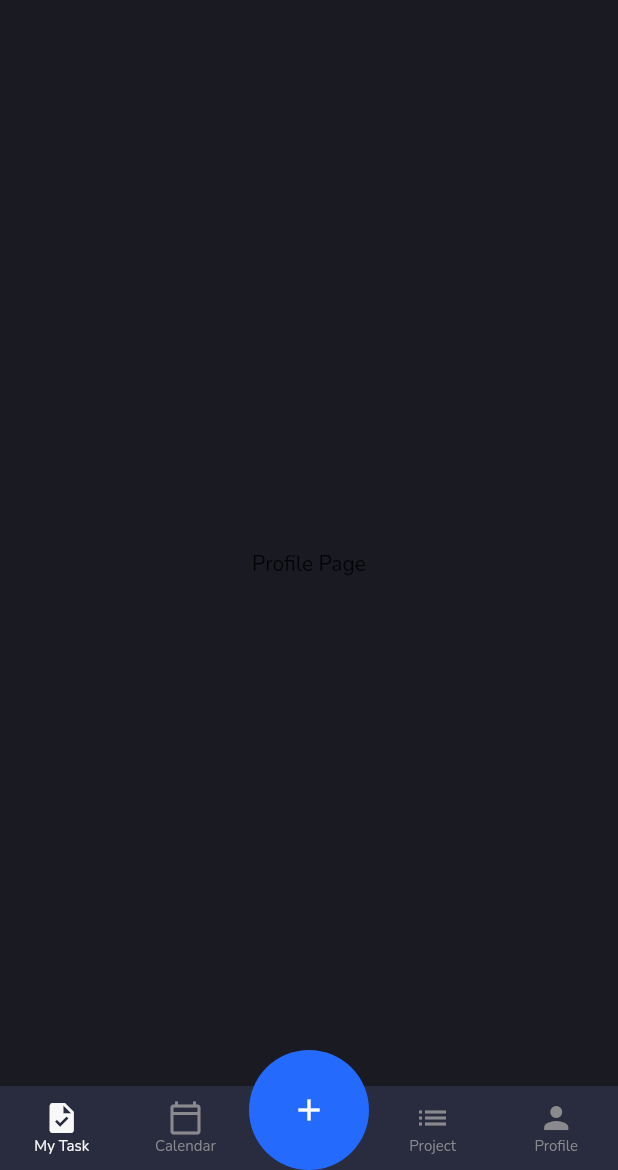
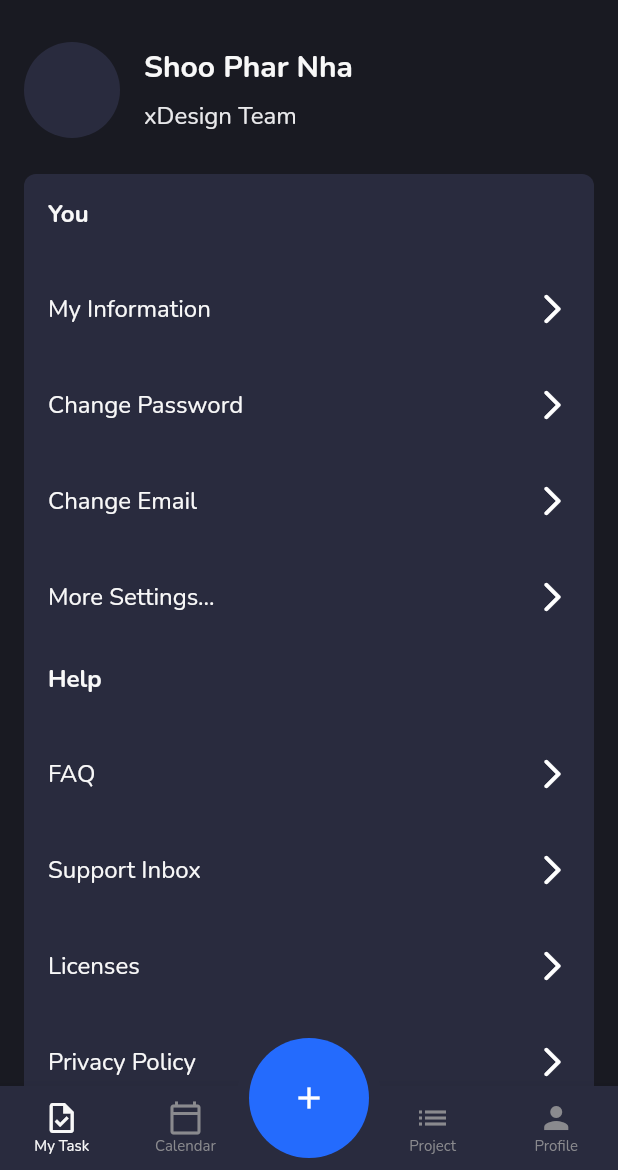
Before and after one commit to nayeemtby/taskman, a Flutter app: the screen it shows after launch, swiped to page 5, on a phone screen of 412 x 824 dp, the part 66-1236 px from its top. Run offline on Flutter 3.47's test engine with Material 2 defaults, Android fonts, the phone set to English and light mode, and no system bars; our stand-ins replace flutter_svg.

Commit message:
Finished profile page, added conditional sheet

```diff
--- a/lib/screens/home.dart
+++ b/lib/screens/home.dart
@@ -1,5 +1,6 @@
 import 'package:flutter/material.dart';
 import 'package:taskman/screens/calender_page.dart';
+import 'package:taskman/screens/components/buttons.dart';
 import 'package:taskman/screens/profile_page.dart';
 import 'package:taskman/screens/project_page.dart';
 import 'components/appbar.dart';
@@ -19,6 +20,12 @@ class HomeScreen extends StatefulWidget {
 class _HomeScreenState extends State<HomeScreen> {
   int _currentIndex = 0;
   late PageController _pageController;
+  final List<Widget?> _sheets = [
+    const AddTaskSheet(),
+    null,
+    null,
+    const AddProjectSheet()
+  ];
   @override
   void initState() {
     super.initState();
@@ -53,7 +60,8 @@ class _HomeScreenState extends State<HomeScreen> {
         unselectedLabelStyle: TxtTheme.caption2,
         unselectedItemColor: swatch.LabelColors.secondary,
         items: const [
-          BottomNavigationBarItem(label: "My Task", icon: Icon(Icons.task)),
+          BottomNavigationBarItem(
+              label: "My Task", icon: Icon(Icons.task_outlined)),
           BottomNavigationBarItem(
               label: "Calendar", icon: Icon(Icons.calendar_today_outlined)),
           BottomNavigationBarItem(
@@ -70,6 +78,13 @@ class _HomeScreenState extends State<HomeScreen> {
       ),
       floatingActionButton: Padding(
         padding: const EdgeInsets.only(top: 50),
+        child: Container(
+          height: 96,
+          width: 96,
+          decoration: BoxDecoration(
+              borderRadius: BorderRadius.circular(48),
+              color: swatch.SecondaryColors.mediumGray),
+          child: Center(
             child: Material(
               elevation: 0,
               borderRadius: BorderRadius.circular(40),
@@ -79,6 +94,7 @@ class _HomeScreenState extends State<HomeScreen> {
                     splashFactory: InkRipple.splashFactory,
                     borderRadius: BorderRadius.circular(40),
                     onTap: () {
+                      if (_currentIndex == 0 || _currentIndex == 3) {
                         showModalBottomSheet(
                             clipBehavior: Clip.hardEdge,
                             isScrollControlled: true,
@@ -87,7 +103,8 @@ class _HomeScreenState extends State<HomeScreen> {
                                     topLeft: Radius.circular(8),
                                     topRight: Radius.circular(8))),
                             context: context,
-                      builder: (context) => const AddTaskSheet());
+                            builder: (context) => _sheets[_currentIndex]!);
+                      }
                     },
                     child: const SizedBox(
                       height: 80,
@@ -97,6 +114,8 @@ class _HomeScreenState extends State<HomeScreen> {
                       ),
                     ));
               }),
+            ),
+          ),
         ),
       ),
       floatingActionButtonLocation:
@@ -110,12 +129,14 @@ class _HomeScreenState extends State<HomeScreen> {
                 verticalPadding: 12,
                 mainAxisAlignment: MainAxisAlignment.spaceBetween,
                 children: [
-                  Row(
+                  _currentIndex != 4
+                      ? Row(
                           mainAxisSize: MainAxisSize.min,
                           children: [
                             const CircleAvatar(
                               radius: 16,
-                        backgroundColor: swatch.SecondaryColors.mediumGray,
+                              backgroundColor:
+                                  swatch.SecondaryColors.mediumGray,
                             ),
                             const SizedBox(
                               width: 8,
@@ -130,8 +151,25 @@ class _HomeScreenState extends State<HomeScreen> {
                             ),
                             const Icon(Icons.keyboard_arrow_down_outlined)
                           ],
+                        )
+                      : BtnFlat(
+                          onTap: () {},
+                          child: Text(
+                            "My Profile",
+                            style: TxtTheme.calloutBold.copyWith(
+                                color: swatch.LabelColors.quarternary),
                           ),
-                  const Icon(Icons.search)
+                        ),
+                  _currentIndex != 4
+                      ? const Icon(Icons.search)
+                      : BtnFlat(
+                          onTap: () {},
+                          child: Text(
+                            "Sign Out",
+                            style: TxtTheme.calloutBold
+                                .copyWith(color: const Color(0xffff4343)),
+                          ),
+                        )
                 ]),
             const SizedBox(
               height: 16,
--- a/lib/screens/profile_page.dart
+++ b/lib/screens/profile_page.dart
@@ -1,4 +1,6 @@
 import 'package:flutter/material.dart';
+import 'package:taskman/screens/theme/textheme.dart';
+import 'theme/colortheme.dart' as swatch;
 
 class ProfilePage extends StatelessWidget {
   const ProfilePage({Key? key}) : super(key: key);
@@ -6,11 +8,137 @@ class ProfilePage extends StatelessWidget {
   @override
   Widget build(BuildContext context) {
     return Container(
+      width: double.infinity,
       padding: const EdgeInsets.symmetric(horizontal: 16),
-      width: double.infinity,
-      child: Center(
-        child: Text("Profile Page"),
+      child: Column(
+        crossAxisAlignment: CrossAxisAlignment.start,
+        children: [
+          Row(
+            mainAxisSize: MainAxisSize.min,
+            children: [
+              const CircleAvatar(
+                radius: 32,
+                backgroundColor: swatch.SecondaryColors.mediumGray,
+              ),
+              const SizedBox(
+                width: 16,
+              ),
+              Column(
+                mainAxisSize: MainAxisSize.min,
+                crossAxisAlignment: CrossAxisAlignment.start,
+                children: [
+                  Text(
+                    "Shoo Phar Nha",
+                    style: TxtTheme.titleSmall
+                        .copyWith(color: swatch.LabelColors.quarternary),
+                  ),
+                  const SizedBox(
+                    height: 8,
+                  ),
+                  Text(
+                    "xDesign Team",
+                    style: TxtTheme.calloutRegular
+                        .copyWith(color: swatch.FillColors.secondary),
+                  )
+                ],
+              )
+            ],
+          ),
+          const SizedBox(
+            height: 24,
+          ),
+          Expanded(
+              child: SingleChildScrollView(
+            physics: const BouncingScrollPhysics(),
+            child: Material(
+              color: swatch.SecondaryColors.mediumGray,
+              borderRadius: BorderRadius.circular(8),
+              child: Column(
+                crossAxisAlignment: CrossAxisAlignment.start,
+                children: [
+                  Padding(
+                    padding: const EdgeInsets.all(16),
+                    child: Text(
+                      "You",
+                      style: TxtTheme.calloutBold
+                          .copyWith(color: swatch.LabelColors.quarternary),
+                    ),
+                  ),
+                  const SizedBox(
+                    height: 8,
+                  ),
+                  const _Button(txt: "My Information"),
+                  const SizedBox(
+                    height: 8,
+                  ),
+                  const _Button(txt: "Change Password"),
+                  const SizedBox(
+                    height: 8,
+                  ),
+                  const _Button(txt: "Change Email"),
+                  const SizedBox(
+                    height: 8,
+                  ),
+                  const _Button(txt: "More Settings..."),
+                  Padding(
+                    padding: const EdgeInsets.all(16),
+                    child: Text(
+                      "Help",
+                      style: TxtTheme.calloutBold
+                          .copyWith(color: swatch.LabelColors.quarternary),
+                    ),
+                  ),
+                  const SizedBox(
+                    height: 8,
+                  ),
+                  const _Button(txt: "FAQ"),
+                  const SizedBox(
+                    height: 8,
+                  ),
+                  const _Button(txt: "Support Inbox"),
+                  const SizedBox(
+                    height: 8,
+                  ),
+                  const _Button(txt: "Licenses"),
+                  const SizedBox(
+                    height: 8,
+                  ),
+                  const _Button(txt: "Privacy Policy"),
+                ],
+              ),
+            ),
+          ))
+        ],
       ),
     );
   }
 }
+
+class _Button extends StatelessWidget {
+  final String txt;
+  final TextStyle? style;
+  const _Button({Key? key, required this.txt, this.style}) : super(key: key);
+
+  @override
+  Widget build(BuildContext context) {
+    return InkWell(
+      splashFactory: InkRipple.splashFactory,
+      onTap: () {},
+      child: Padding(
+        padding: const EdgeInsets.all(16),
+        child: Row(
+          mainAxisAlignment: MainAxisAlignment.spaceBetween,
+          children: [
+            Text(
+              txt,
+              style: style ??
+                  TxtTheme.calloutRegular
+                      .copyWith(color: swatch.LabelColors.quarternary),
+            ),
+            const Icon(Icons.arrow_forward_ios_rounded)
+          ],
+        ),
+      ),
+    );
+  }
+}
```
Lines whose indentation alone changed are shown as unchanged.
